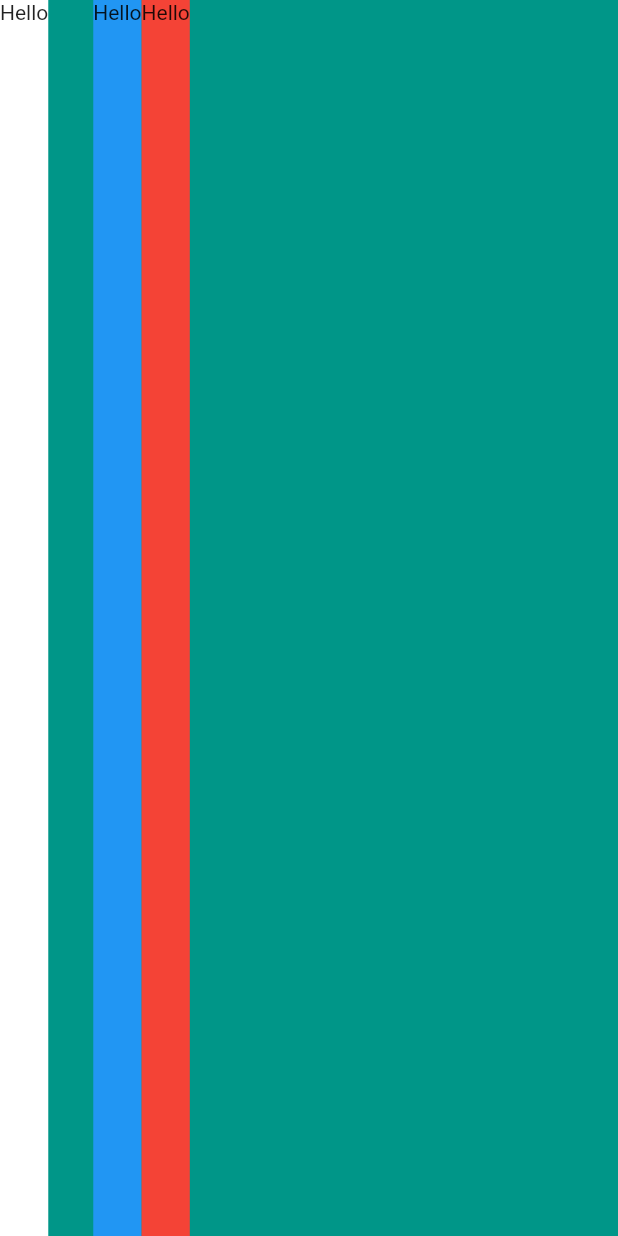
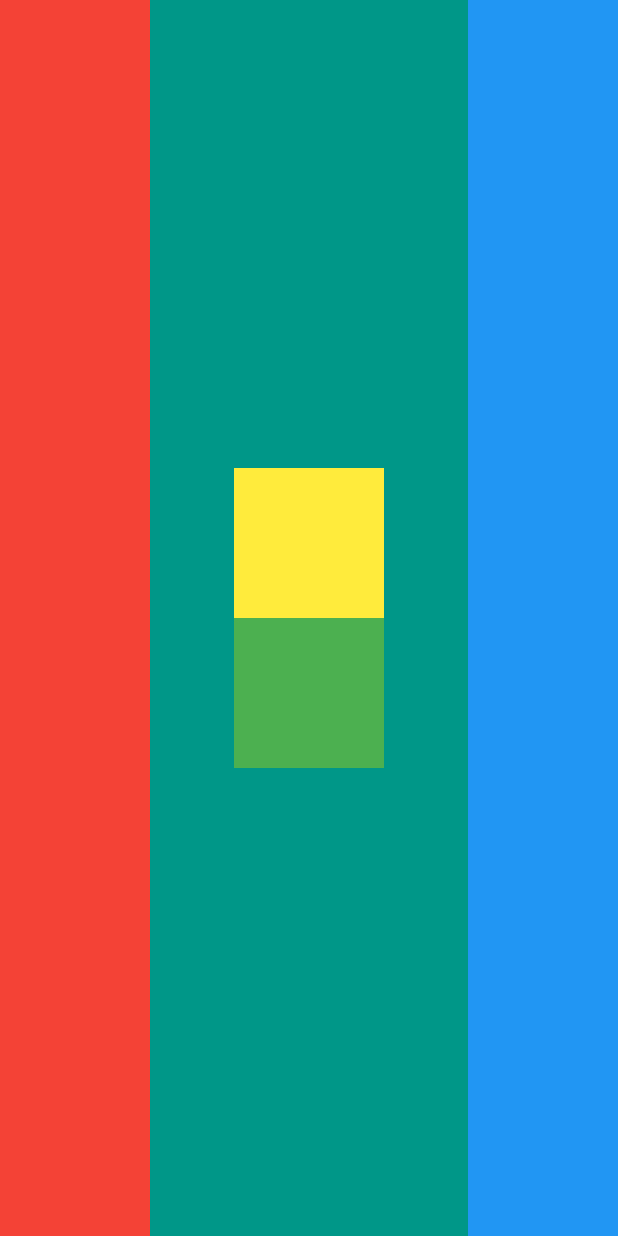
Before and after one commit to Woozzang/flutter-start-from-scratch, a Flutter app: the screen it shows after launch, on a phone screen of 412 x 824 dp. Run offline on Flutter 3.47's test engine with Material 2 defaults, Android fonts, the phone set to English and light mode, and no system bars.

Commit message:
Resolving Layout Challenge

```diff
--- a/flutter/toy-projects/mi_card_flutter-master/lib/main.dart
+++ b/flutter/toy-projects/mi_card_flutter-master/lib/main.dart
@@ -9,32 +9,36 @@ class MyApp extends StatelessWidget {
   Widget build(BuildContext context) {
     return MaterialApp(
       home: Scaffold(
-          backgroundColor: Colors.teal,
-          body: SafeArea(
-            child: Row(
-              crossAxisAlignment: CrossAxisAlignment.stretch,
+        backgroundColor: Colors.teal,
+        body: SafeArea(
+          child:
+              Row(mainAxisAlignment: MainAxisAlignment.spaceBetween, children: [
+            Container(
+              width: 100,
+              color: Colors.red,
+            ),
+            Column(
+              mainAxisAlignment: MainAxisAlignment.center,
               children: [
                 Container(
+                  width: 100,
                   height: 100,
-                  color: Colors.white,
-                  child: Text('Hello'),
-                ),
-                SizedBox(
-                  width: 30,
+                  color: Colors.yellow,
                 ),
                 Container(
-                  height: 100.0,
-                  color: Colors.blue,
-                  child: Text('Hello'),
-                ),
-                Container(
-                  height: 100.0,
-                  color: Colors.red,
-                  child: Text('Hello'),
+                  width: 100,
+                  height: 100,
+                  color: Colors.green,
                 ),
               ],
             ),
-          )),
+            Container(
+              width: 100,
+              color: Colors.blue,
+            ),
+          ]),
+        ),
+      ),
     );
   }
 }
```
